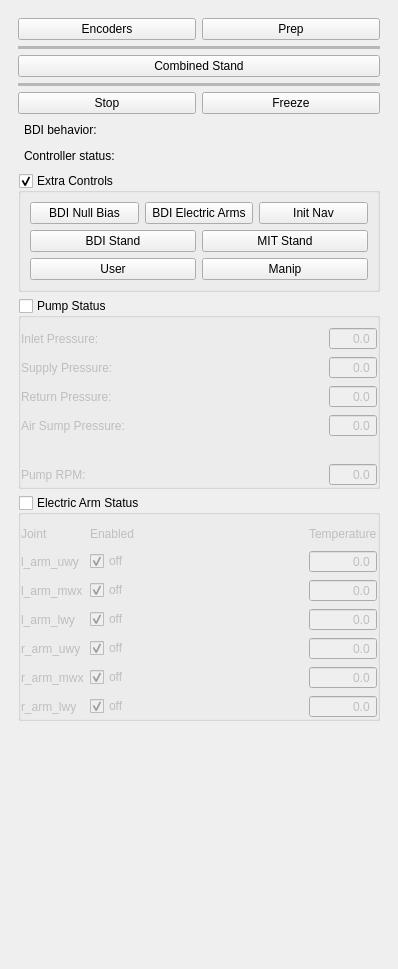
openhumanoids/oh-distro, file software/ddapp/src/app/ddAtlasDriverPanel.ui: the form before one commit.
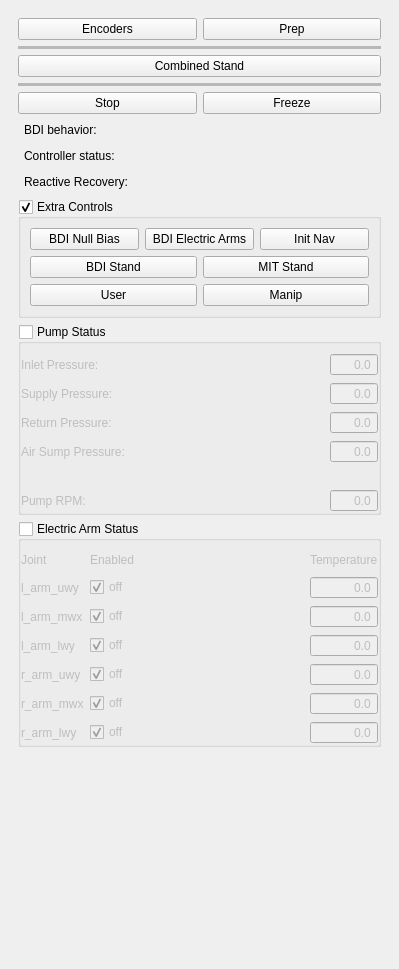
The form after the commit.

Commit message: use new recovery_trigger and recovery_enable channels and report status in director

The edit to the form file:
```diff
--- a/software/ddapp/src/app/ddAtlasDriverPanel.ui
+++ b/software/ddapp/src/app/ddAtlasDriverPanel.ui
@@ -6,7 +6,7 @@
    <rect>
     <x>0</x>
     <y>0</y>
-    <width>398</width>
+    <width>399</width>
     <height>969</height>
    </rect>
   </property>
@@ -204,6 +204,58 @@
               </item>
              </layout>
             </item>
+            <item>
+             <layout class="QHBoxLayout" name="horizontalLayout_4">
+              <property name="leftMargin">
+               <number>6</number>
+              </property>
+              <property name="rightMargin">
+               <number>6</number>
+              </property>
+              <item>
+               <widget class="QLabel" name="label_4">
+                <property name="text">
+                 <string>Reactive Recovery:</string>
+                </property>
+                <property name="margin">
+                 <number>0</number>
+                </property>
+                <property name="indent">
+                 <number>-1</number>
+                </property>
+               </widget>
+              </item>
+              <item>
+               <spacer name="horizontalSpacer_2">
+                <property name="orientation">
+                 <enum>Qt::Horizontal</enum>
+                </property>
+                <property name="sizeHint" stdset="0">
+                 <size>
+                  <width>40</width>
+                  <height>20</height>
+                 </size>
+                </property>
+               </spacer>
+              </item>
+              <item>
+               <widget class="QLabel" name="recoveryEnabledLabel">
+                <property name="text">
+                 <string>&lt;unknown&gt;</string>
+                </property>
+                <property name="scaledContents">
+                 <bool>false</bool>
+                </property>
+                <property name="margin">
+                 <number>0</number>
+                </property>
+                <property name="indent">
+                 <number>-1</number>
+                </property>
+               </widget>
+              </item>
+             </layout>
+            </item>
            </layout>
           </item>
           <item>
```
The commit also changes 13 other files.
